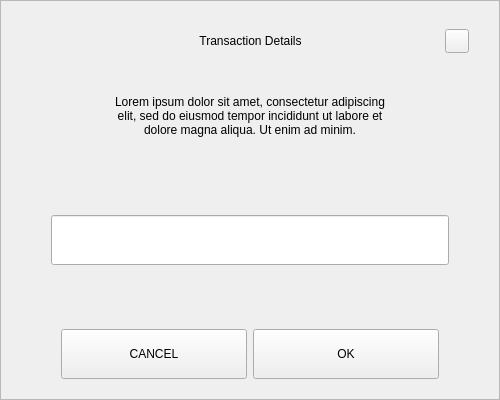
This is src/qt/bcz/forms/sendchangeaddressdialog.ui in SpecialCoins/bitcoincz as Qt 5 draws it before an edit. The edited form follows.
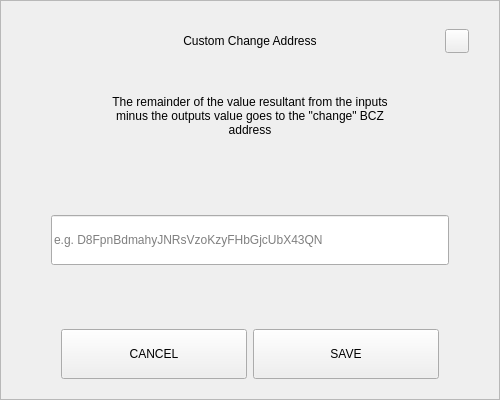
This is the edited form.

```diff
--- a/src/qt/bcz/forms/sendchangeaddressdialog.ui
+++ b/src/qt/bcz/forms/sendchangeaddressdialog.ui
@@ -92,7 +92,7 @@
            <string notr="true">padding-left:24px;</string>
           </property>
           <property name="text">
-           <string>Transaction Details</string>
+           <string>Custom Change Address</string>
           </property>
           <property name="alignment">
            <set>Qt::AlignCenter</set>
@@ -164,7 +164,7 @@
          </size>
         </property>
         <property name="text">
-         <string>Lorem ipsum dolor sit amet, consectetur adipiscing elit, sed do eiusmod tempor incididunt ut labore et dolore magna aliqua. Ut enim ad minim.</string>
+         <string>The remainder of the value resultant from the inputs minus the outputs value goes to the &quot;change&quot; BCZ address</string>
         </property>
         <property name="alignment">
          <set>Qt::AlignCenter</set>
@@ -206,6 +206,9 @@
             <height>50</height>
            </size>
           </property>
+          <property name="placeholderText">
+           <string notr="true">e.g. D8FpnBdmahyJNRsVzoKzyFHbGjcUbX43QN</string>
+          </property>
          </widget>
         </item>
        </layout>
@@ -262,7 +265,7 @@
            <enum>Qt::NoFocus</enum>
           </property>
           <property name="text">
-           <string>OK</string>
+           <string>SAVE</string>
           </property>
          </widget>
         </item>
```
